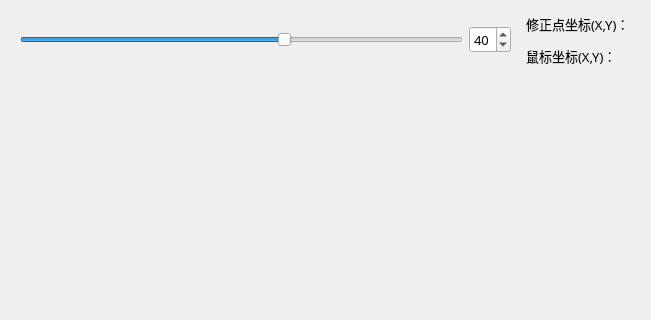
The window that v1.0/module/lz_client_main/src/gui/correct_clearance.ui (fanxiang090909/Railway-Tunnel-Construction-Dlearance-Measure-LanZhou) describes before a commit, drawn with Qt 5; both pictures show x 0 to 651 and y 0 to 320 of the 1028 by 605 pixel window.
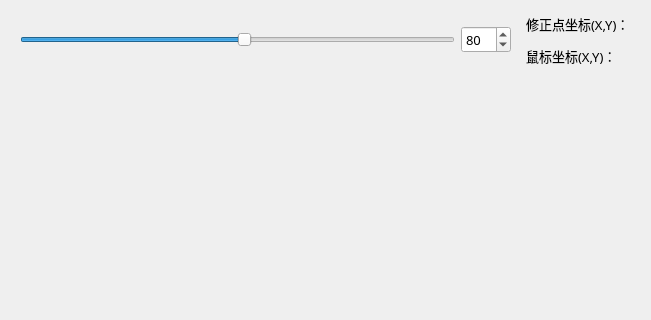
The same window after the commit. Icons and pictures are not drawn.

Diff of the .ui file:
```diff
--- a/v1.0/module/lz_client_main/src/gui/correct_clearance.ui
+++ b/v1.0/module/lz_client_main/src/gui/correct_clearance.ui
@@ -34,13 +34,13 @@
         <item row="0" column="0">
          <widget class="QSlider" name="horizontalSlider">
           <property name="minimum">
-           <number>10</number>
+           <number>5</number>
           </property>
           <property name="maximum">
-           <number>60</number>
+           <number>150</number>
           </property>
           <property name="value">
-           <number>40</number>
+           <number>80</number>
           </property>
           <property name="orientation">
            <enum>Qt::Horizontal</enum>
@@ -50,13 +50,13 @@
         <item row="0" column="1">
          <widget class="QSpinBox" name="spinBox">
           <property name="minimum">
-           <number>10</number>
+           <number>5</number>
           </property>
           <property name="maximum">
-           <number>60</number>
+           <number>150</number>
           </property>
           <property name="value">
-           <number>40</number>
+           <number>80</number>
           </property>
          </widget>
         </item>
```
